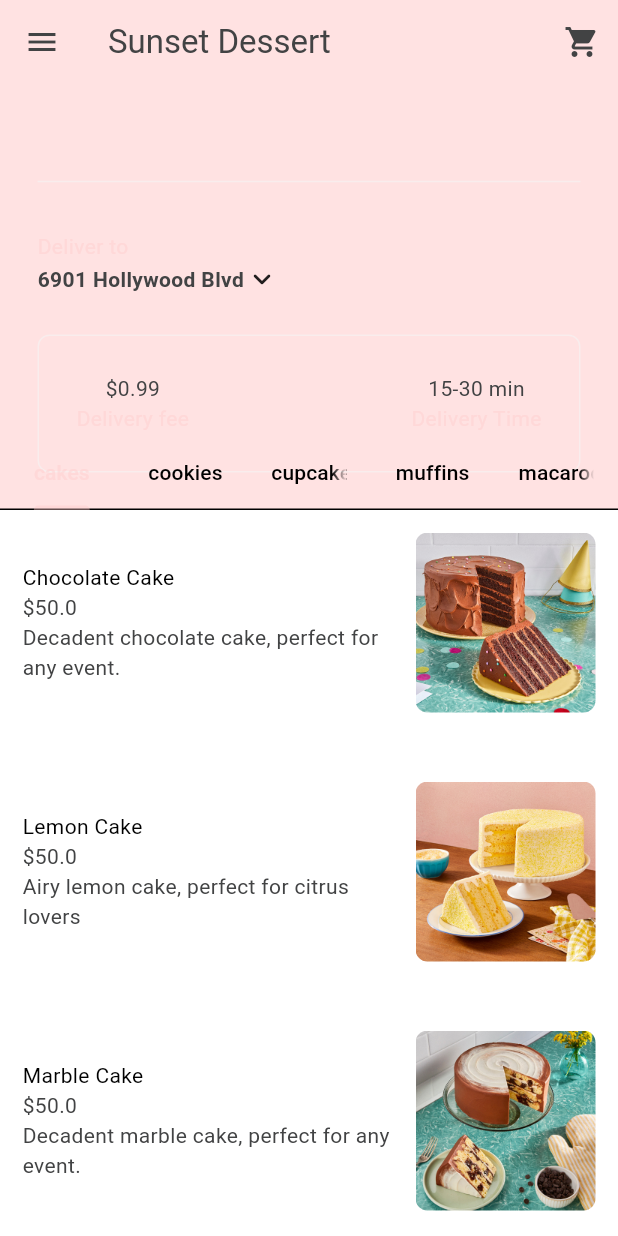
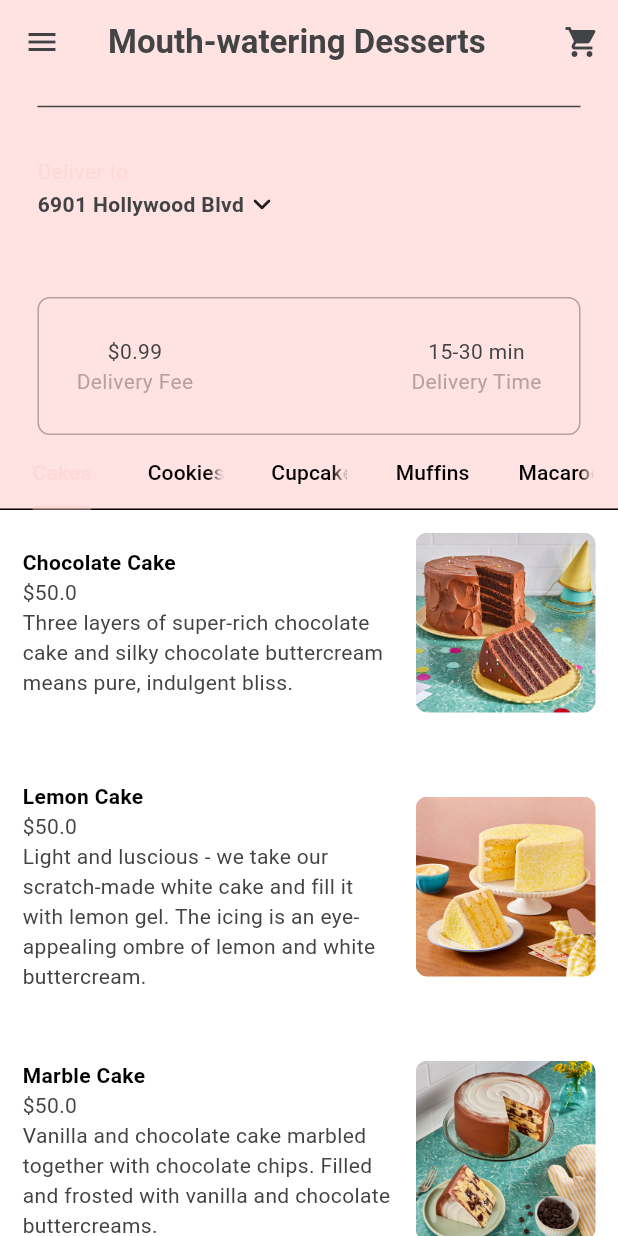
Before and after one commit to sawsanjamal/advanced_bakery, a Flutter app: the HomePage screen opened directly, on a phone screen of 412 x 824 dp. Run offline on Flutter 3.47's test engine with Material 3 defaults, Android fonts, the phone set to English and light mode, and no system bars; our stand-ins replace flutter_credit_card.

Commit message:
add checkout functionality, edit UI for home page

```diff
--- a/lib/components/description_box.dart
+++ b/lib/components/description_box.dart
@@ -8,14 +8,15 @@ class DescriptionBox extends StatelessWidget {
         TextStyle(color: Theme.of(context).colorScheme.inversePrimary);
 
     var mySecondaryTextStyle =
-        TextStyle(color: Theme.of(context).colorScheme.primary);
+        TextStyle(color: Theme.of(context).colorScheme.secondary);
 
-    return Container(
+    return Padding(
+      padding: const EdgeInsets.only(left: 25, right: 25, top: 25, bottom: 25),
+      child: Container(
         decoration: BoxDecoration(
             border: Border.all(color: Theme.of(context).colorScheme.secondary),
             borderRadius: BorderRadius.circular(8)),
         padding: const EdgeInsets.all(25),
-      margin: const EdgeInsets.only(left: 25, right: 25, bottom: 25),
         child: Row(
           mainAxisAlignment: MainAxisAlignment.spaceBetween,
           children: [
@@ -26,7 +27,7 @@ class DescriptionBox extends StatelessWidget {
                   style: myPrimaryTextStyle,
                 ),
                 Text(
-                'Delivery fee',
+                  'Delivery Fee',
                   style: mySecondaryTextStyle,
                 ),
               ],
@@ -45,6 +46,7 @@ class DescriptionBox extends StatelessWidget {
             ),
           ],
         ),
+      ),
     );
   }
 }
--- a/lib/components/model/bakery.dart
+++ b/lib/components/model/bakery.dart
@@ -2,155 +2,175 @@ import 'package:advanced_bakery/components/model/cart_item.dart';
 import 'package:advanced_bakery/components/model/food.dart';
 import 'package:collection/collection.dart';
 import 'package:flutter/material.dart';
+import 'package:intl/intl.dart';
 
 class Bakery extends ChangeNotifier {
   final List<Food> _menu = [
     Food(
       name: "Chocolate Cake",
-      description: "Decadent chocolate cake, perfect for any event.",
+      description:
+          "Three layers of super-rich chocolate cake and silky chocolate buttercream means pure, indulgent bliss.",
       price: 50,
       availableAddons: [
         Addon(name: "Sprinkles", price: 2),
         Addon(name: "Fruits", price: 5),
+        Addon(name: "Inscription", price: 2),
       ],
       imagePath: "lib/images/cakes/chocolate_cake.jpg",
-      category: FoodCategory.cakes,
+      category: FoodCategory.Cakes,
     ),
     Food(
       name: "Lemon Cake",
-      description: "Airy lemon cake, perfect for citrus lovers",
+      description:
+          "Light and luscious - we take our scratch-made white cake and fill it with lemon gel. The icing is an eye-appealing ombre of lemon and white buttercream.",
       price: 50,
       availableAddons: [
         Addon(name: "Fruits", price: 5),
+        Addon(name: "Inscription", price: 2),
       ],
       imagePath: "lib/images/cakes/lemon_cake.jpg",
-      category: FoodCategory.cakes,
+      category: FoodCategory.Cakes,
     ),
     Food(
       name: "Marble Cake",
-      description: "Decadent marble cake, perfect for any event.",
+      description:
+          "Vanilla and chocolate cake marbled together with chocolate chips. Filled and frosted with vanilla and chocolate buttercreams.",
       price: 50,
       availableAddons: [
         Addon(name: "Fruits", price: 5),
         Addon(name: "Chocolate", price: 5),
+        Addon(name: "Inscription", price: 2),
       ],
       imagePath: "lib/images/cakes/marble_cake.jpg",
-      category: FoodCategory.cakes,
+      category: FoodCategory.Cakes,
     ),
     Food(
       name: "Red Velvet Cake",
-      description: "Delicious red velvet cake.",
+      description:
+          "This bright and beautiful dessert is perfect for any occasion. Layers of moist, crimson-colored cake are covered with your choice of whipped vanilla or cream cheese icing.",
       price: 50,
       availableAddons: [
         Addon(name: "Fruits", price: 5),
+        Addon(name: "Inscription", price: 2),
       ],
       imagePath: "lib/images/cakes/red_velvet_cake.jpg",
-      category: FoodCategory.cakes,
+      category: FoodCategory.Cakes,
     ),
     Food(
       name: "Strawberry Cake",
-      description: "Creamy and light strawberry cake.",
+      description:
+          "6-layer Madagascar vanilla cake, filled & frosted with freshly puréed strawberry buttercream.",
       price: 50,
       availableAddons: [
         Addon(name: "Fruits", price: 5),
       ],
       imagePath: "lib/images/cakes/strawberry_cake.jpg",
-      category: FoodCategory.cakes,
+      category: FoodCategory.Cakes,
     ),
     Food(
       name: "Chocolate Chip Cookie",
-      description: "Soft but crunch chocolate chip cookie. A best seller",
+      description:
+          "Our soft and chewy take on the classic chocolate chip cookie—but make it chunky!",
       price: 5,
       availableAddons: [],
       imagePath: "lib/images/cookies/chocolate_chip_cookie.jpg",
-      category: FoodCategory.cookies,
+      category: FoodCategory.Cookies,
     ),
     Food(
       name: "Chocolaty and Nutty Cookie",
-      description: "Peanut butter and chocolate cookie. ",
+      description:
+          "Two flourless peanut butter cookies sandwiched together with chocolate buttercream.",
       price: 7,
       availableAddons: [],
       imagePath: "lib/images/cookies/chocolate_nutty_cookie.jpg",
-      category: FoodCategory.cookies,
+      category: FoodCategory.Cookies,
     ),
     Food(
       name: "Peanut Butter Cookie",
-      description: "Sweet nutty cookie",
+      description: "Soft and chewy peanut butter cookie made without gluten.",
       price: 5,
       availableAddons: [],
       imagePath: "lib/images/cookies/pb_cookie.jpg",
-      category: FoodCategory.cookies,
+      category: FoodCategory.Cookies,
     ),
     Food(
         name: "Chocolate Cupcake",
-        description: "Perfect for chocolate lovers.",
+        description:
+            "Light-as-a-feather chocolate cake topped with vanilla or chocolate buttercream and assorted sprinkles.",
         price: 7,
         availableAddons: [],
         imagePath: "lib/images/cupcakes/chocolate_cupcake.jpg",
-        category: FoodCategory.cupcakes),
+        category: FoodCategory.Cupcakes),
     Food(
         name: "Pineapple Cupcake",
-        description: "Pina Colada in a cupcake.",
+        description:
+            "Pineapple cake topped with brown sugar buttercream and a maraschino cherry.",
         price: 7,
         availableAddons: [],
         imagePath: "lib/images/cupcakes/pineapple_cupcake.jpg",
-        category: FoodCategory.cupcakes),
+        category: FoodCategory.Cupcakes),
     Food(
         name: "Red Velvet Cupcake",
-        description: "Perfect for red velvet lovers.",
+        description:
+            "One of our oldest and best-selling desserts, our classic-style red velvet cupcake is a crimson-colored, chocolate-flavored cake topped with whipped vanilla icing.",
         price: 7,
         availableAddons: [],
         imagePath: "lib/images/cupcakes/red_velvet_cupcake.jpg",
-        category: FoodCategory.cupcakes),
+        category: FoodCategory.Cupcakes),
     Food(
         name: "Strawberry Cupcake",
-        description: "Perfect for fruit lovers. Sweet with a hint of tanginess",
+        description:
+            "Our Strawberry Cream cake comes in a cupcake size! A strawberry cupcake is filled with strawberry filling, iced with a strawberry and white buttercream swirl.",
         price: 7,
         availableAddons: [],
         imagePath: "lib/images/cupcakes/strawberry_cupcake.jpg",
-        category: FoodCategory.cupcakes),
+        category: FoodCategory.Cupcakes),
     Food(
         name: "Lime Macaroons",
         description: "Perfect for french pastry lovers.",
         price: 5,
         availableAddons: [],
         imagePath: "lib/images/macaroons/lime_macaroon.jpg",
-        category: FoodCategory.macaroons),
+        category: FoodCategory.Macaroons),
     Food(
         name: "Pineapple Macaroons",
         description: "Perfect for french pastry lovers.",
         price: 5,
         availableAddons: [],
         imagePath: "lib/images/macaroons/pineapple_macaroon.jpg",
-        category: FoodCategory.macaroons),
+        category: FoodCategory.Macaroons),
     Food(
         name: "Blueberry Muffin",
-        description: "Perfect for blueberry lovers.",
+        description:
+            "Fluffy and with just the right amount of sweetness, our blueberry muffins are baked with juicy blueberries. Great for breakfast or an afternoon snack!",
         price: 8,
         availableAddons: [],
         imagePath: "lib/images/muffins/blueberry_muffin_large.webp",
-        category: FoodCategory.muffins),
+        category: FoodCategory.Muffins),
     Food(
-        name: "Cinnamon Muffin",
-        description: "Perfect for blueberry lovers.",
+        name: "Cinnamon Streusel Muffin",
+        description:
+            "Our Cinnamon Streusel muffins are the perfect combination of a soft and fluffy muffin base with a layer of cinnamon sugar goodness in the center of the muffin and a crunchy, sweet streusel topping.",
         price: 8,
         availableAddons: [],
         imagePath: "lib/images/muffins/cinnamon_streusel_muffin_large.webp",
-        category: FoodCategory.muffins),
+        category: FoodCategory.Muffins),
     Food(
         name: "Cranberry Orange Muffin",
-        description: "Perfect for blueberry lovers.",
+        description:
+            "Buttery and moist, our cranberry orange muffins are heavy on the flavor and bursting with cranberries in each bite.",
         price: 8,
         availableAddons: [],
         imagePath: "lib/images/muffins/cranberry-orange_muffin_large.webp",
-        category: FoodCategory.muffins),
+        category: FoodCategory.Muffins),
     Food(
         name: "Lemon Poppyseed Muffin",
-        description: "Perfect for blueberry lovers.",
+        description:
+            "Our Lemon Poppy Seed Muffins are tangy, slightly crisp on the outside, and ultra moist inside. They are topped with a simple, sweet lemony glaze.",
         price: 8,
         availableAddons: [],
         imagePath: "lib/images/muffins/lemon_poppyseed_large.webp",
-        category: FoodCategory.muffins),
+        category: FoodCategory.Muffins),
   ];
 
   List<Food> get menu => _menu;
@@ -209,4 +229,40 @@ class Bakery extends ChangeNotifier {
     _cart.clear();
     notifyListeners();
   }
+
+  String displayCartReceipt() {
+    final receipt = StringBuffer();
+    receipt.writeln("Here's your receipt.");
+    receipt.writeln();
+
+    String formattedDate =
+        DateFormat('yyyy-MM-dd HH:mm:ss').format(DateTime.now());
+    receipt.writeln(formattedDate);
+    receipt.writeln();
+    receipt.writeln("----------");
+
+    for (final cartItem in _cart) {
+      receipt.writeln(
+          "${cartItem.quantity} x ${cartItem.food.name} - ${_formatPrice(cartItem.food.price)}");
+      if (cartItem.selectedAddons.isNotEmpty) {
+        receipt.writeln("  Add-ons: ${_formatAddons(cartItem.selectedAddons)}");
+      }
+      receipt.writeln();
+    }
+    receipt.writeln("----------");
+    receipt.writeln();
+    receipt.writeln("Total Items: ${getTotalItemCount()}");
+    receipt.writeln("Total Price: ${_formatPrice(getTotalPrice())}");
+    return receipt.toString();
+  }
+
+  String _formatPrice(double price) {
+    return "\$${price.toStringAsFixed(2)}";
+  }
+
+  String _formatAddons(List<Addon> addons) {
+    return addons
+        .map((addon) => "${addon.name} (${_formatPrice(addon.price)})")
+        .join(", ");
+  }
 }
--- a/lib/components/model/food.dart
+++ b/lib/components/model/food.dart
@@ -16,11 +16,11 @@ class Food {
 }
 
 enum FoodCategory {
-  cakes,
-  cookies,
-  cupcakes,
-  muffins,
-  macaroons,
+  Cakes,
+  Cookies,
+  Cupcakes,
+  Muffins,
+  Macaroons,
 }
 
 class Addon {
--- a/lib/components/my_baked_goods_tile.dart
+++ b/lib/components/my_baked_goods_tile.dart
@@ -24,7 +24,10 @@ class BakedGoods extends StatelessWidget {
                     child: Column(
                   crossAxisAlignment: CrossAxisAlignment.start,
                   children: [
-                    Text(food.name),
+                    Text(
+                      food.name,
+                      style: TextStyle(fontWeight: FontWeight.bold),
+                    ),
                     Text('\$' + food.price.toString(),
                         style: TextStyle(
                             color:
--- a/lib/components/sliver_appbar.dart
+++ b/lib/components/sliver_appbar.dart
@@ -27,12 +27,19 @@ class MySliverAppBar extends StatelessWidget {
       ],
       backgroundColor: Theme.of(context).colorScheme.background,
       foregroundColor: Theme.of(context).colorScheme.inversePrimary,
-      title: const Text("Sunset Dessert"),
+      title: const Text(
+        "Mouth-watering Desserts",
+        style: TextStyle(fontWeight: FontWeight.bold),
+      ),
       flexibleSpace: FlexibleSpaceBar(
         background: child,
         title: title,
         centerTitle: true,
-        titlePadding: const EdgeInsets.only(left: 0, right: 0, top: 0),
+        titlePadding: const EdgeInsets.only(
+          left: 0,
+          right: 0,
+          top: 0,
+        ),
         expandedTitleScale: 1,
       ),
     );
--- a/lib/pages/home_page.dart
+++ b/lib/pages/home_page.dart
@@ -74,10 +74,11 @@ class _HomePageState extends State<HomePage>
                   Divider(
                     indent: 25,
                     endIndent: 25,
-                    color: Theme.of(context).colorScheme.secondary,
+                    color: Theme.of(context).colorScheme.inversePrimary,
                   ),
                   const MyLocation(),
                   const DescriptionBox(),
+                  const SizedBox(height: 25)
                 ],
               )),
         ],
--- a/lib/themes/light_mode.dart
+++ b/lib/themes/light_mode.dart
@@ -4,7 +4,7 @@ ThemeData lightMode = ThemeData(
   colorScheme: ColorScheme.light(
     background: const Color.fromARGB(100, 255, 180, 180),
     primary: const Color.fromARGB(100, 255, 200, 200),
-    secondary: const Color.fromARGB(149, 244, 244, 244),
+    secondary: Color.fromARGB(170, 146, 129, 129),
     tertiary: Colors.white,
     inversePrimary: const Color.fromARGB(255, 66, 67, 68),
   ),
--- a/pubspec.yaml
+++ b/pubspec.yaml
@@ -36,6 +36,8 @@ dependencies:
   cupertino_icons: ^1.0.6
   provider: ^6.1.2
   collection: ^1.18.0
+  flutter_credit_card: ^4.0.1
+  intl: ^0.19.0
 
 dev_dependencies:
   flutter_test:
```
Also changed, not shown: lib/components/cart_tile.dart (added, +104 -0 lines), lib/components/quantity_selector.dart (added, +55 -0 lines), lib/components/receipt.dart (added, +33 -0 lines), lib/pages/cart_page.dart (+61 -4 lines), lib/pages/delivery_progress_page.dart (added, +21 -0 lines), lib/pages/payment_page.dart (added, +102 -0 lines), pubspec.lock. Lines whose indentation alone changed are shown as unchanged.
